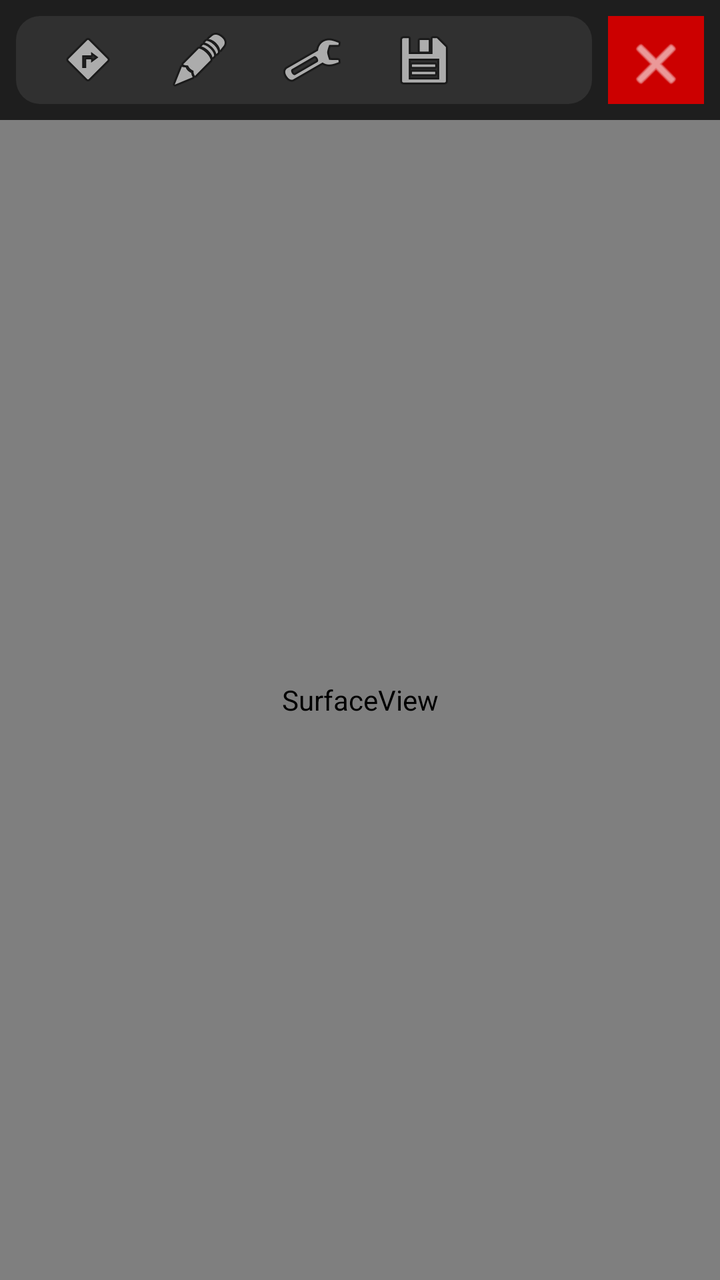
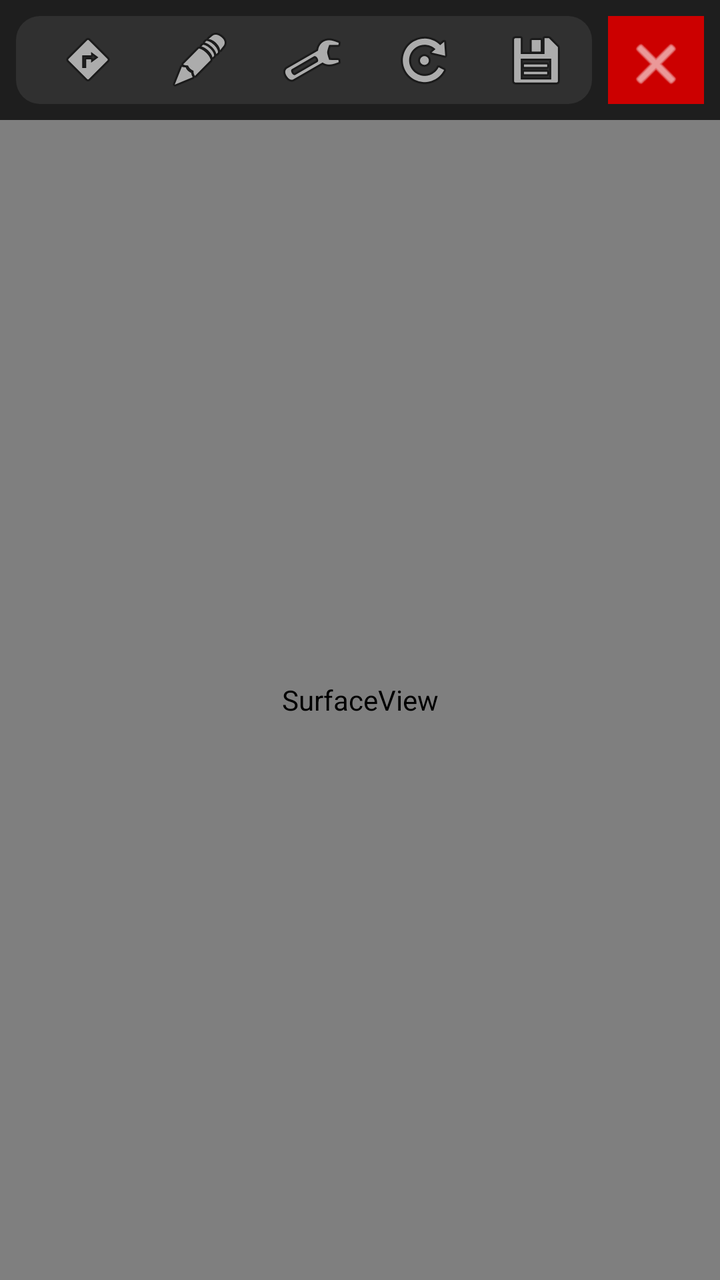

An Android layout rendered at two revisions. The XML below is the earlier revision; the diff shows what the commit changed to produce the second picture.
<!-- AndroidManifest.xml: application theme Theme.AppCompat.Light.NoActionBar -->
<!-- res/layout/activity_main.xml -->
<?xml version="1.0" encoding="utf-8"?>
<androidx.constraintlayout.widget.ConstraintLayout xmlns:android="http://schemas.android.com/apk/res/android"
    xmlns:app="http://schemas.android.com/apk/res-auto"
    android:id="@+id/root_layout"
    android:layout_width="match_parent"
    android:layout_height="match_parent"
    android:background="#121212">

    <LinearLayout
        android:id="@+id/topBar"
        android:layout_width="0dp"
        android:layout_height="60dp"
        android:background="#1E1E1E"
        android:orientation="horizontal"
        android:padding="8dp"
        app:layout_constraintEnd_toEndOf="parent"
        app:layout_constraintStart_toStartOf="parent"
        app:layout_constraintTop_toTopOf="parent">

        <LinearLayout
            android:layout_width="0dp"
            android:layout_height="match_parent"
            android:layout_weight="1"
            android:background="@drawable/rounded_toolbar_bg"
            android:gravity="center_vertical"
            android:paddingStart="16dp">

            <ImageButton
                android:id="@+id/btnPointer"
                android:layout_width="40dp"
                android:layout_height="40dp"
                android:background="?attr/selectableItemBackgroundBorderless"
                android:src="@android:drawable/ic_menu_directions" 
                android:contentDescription="Pointer Mode" />

            <View android:layout_width="16dp" android:layout_height="0dp" />

            <ImageButton
                android:id="@+id/btnPen"
                android:layout_width="40dp"
                android:layout_height="40dp"
                android:background="?attr/selectableItemBackgroundBorderless"
                android:src="@android:drawable/ic_menu_edit"
                android:contentDescription="Pen Mode" />

            <View android:layout_width="16dp" android:layout_height="0dp" />

            <ImageButton
                android:id="@+id/btnSettings"
                android:layout_width="40dp"
                android:layout_height="40dp"
                android:background="?attr/selectableItemBackgroundBorderless"
                android:src="@android:drawable/ic_menu_preferences"
                android:contentDescription="Settings" />
            
            <View android:layout_width="16dp" android:layout_height="0dp" />

            <ImageButton
                android:id="@+id/btnPin"
                android:layout_width="40dp"
                android:layout_height="40dp"
                android:background="?attr/selectableItemBackgroundBorderless"
                android:src="@android:drawable/ic_menu_save"
                android:contentDescription="Pin Taskbar" />

        </LinearLayout>

        <ImageButton
            android:id="@+id/btnDisconnect"
            android:layout_width="48dp"
            android:layout_height="48dp"
            android:layout_marginStart="8dp"
            android:background="@android:color/holo_red_dark"
            android:padding="8dp"
            android:src="@android:drawable/ic_menu_close_clear_cancel"
            app:tint="@android:color/white"
            android:contentDescription="Disconnect" />
    </LinearLayout>

    <FrameLayout
        android:id="@+id/streamingSpace"
        android:layout_width="0dp"
        android:layout_height="0dp"
        android:background="@android:color/black"
        app:layout_constraintBottom_toBottomOf="parent"
        app:layout_constraintEnd_toEndOf="parent"
        app:layout_constraintStart_toStartOf="parent"
        app:layout_constraintTop_toBottomOf="@id/topBar">

        <SurfaceView
            android:id="@+id/surface_video"
            android:layout_width="match_parent"
            android:layout_height="match_parent" />
            
        <View
            android:id="@+id/touchOverlay"
            android:layout_width="match_parent"
            android:layout_height="match_parent"
            android:background="@android:color/transparent" />
    </FrameLayout>

    <ImageButton
        android:id="@+id/btnOpenTaskbar"
        android:layout_width="48dp"
        android:layout_height="48dp"
        android:layout_marginTop="8dp"
        android:layout_marginStart="8dp"
        android:background="@drawable/rounded_toolbar_bg"
        android:src="@android:drawable/ic_menu_view"
        android:visibility="gone"
        app:layout_constraintStart_toStartOf="parent"
        app:layout_constraintTop_toTopOf="parent"
        android:contentDescription="Open Taskbar" />

</androidx.constraintlayout.widget.ConstraintLayout>
<!-- resources referenced by this layout -->
<resources>
  <!-- drawable rounded_toolbar_bg (drawable) -->
  <?xml version="1.0" encoding="utf-8"?>
  <shape xmlns:android="http://schemas.android.com/apk/res/android">
      <solid android:color="#303030"/>
      <corners android:radius="12dp"/>
  </shape>
</resources>

<!-- the commit's change to res/layout/activity_main.xml (unified diff, before → after) -->
@@ -52,6 +52,16 @@
                 android:background="?attr/selectableItemBackgroundBorderless"
                 android:src="@android:drawable/ic_menu_preferences"
                 android:contentDescription="Settings" />
+            
+            <View android:layout_width="16dp" android:layout_height="0dp" />
+
+            <ImageButton
+                android:id="@+id/btnRestartStream"
+                android:layout_width="40dp"
+                android:layout_height="40dp"
+                android:background="?attr/selectableItemBackgroundBorderless"
+                android:src="@android:drawable/ic_menu_rotate"
+                android:contentDescription="Restart Stream" />
             
             <View android:layout_width="16dp" android:layout_height="0dp" />
 
